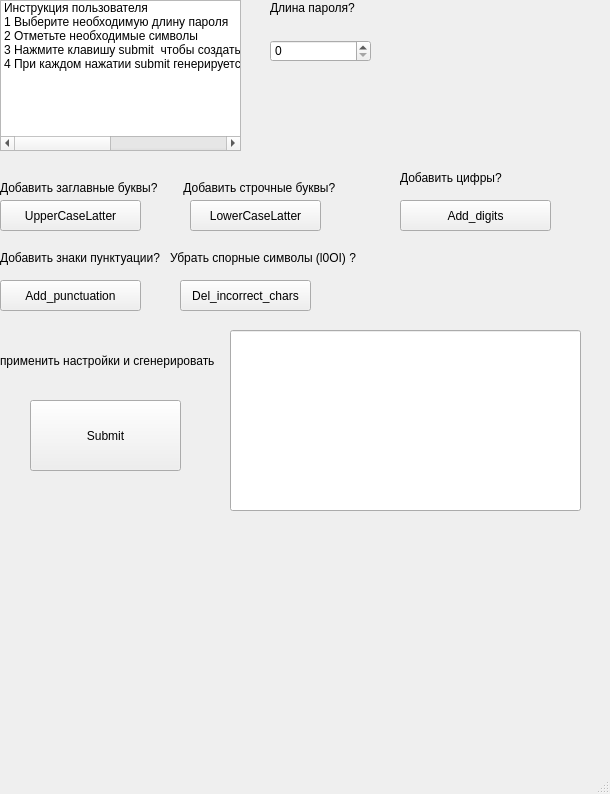
The window that interface.ui (AnnushkaStark/Passwords_generator) describes before a commit, drawn with Qt 5.
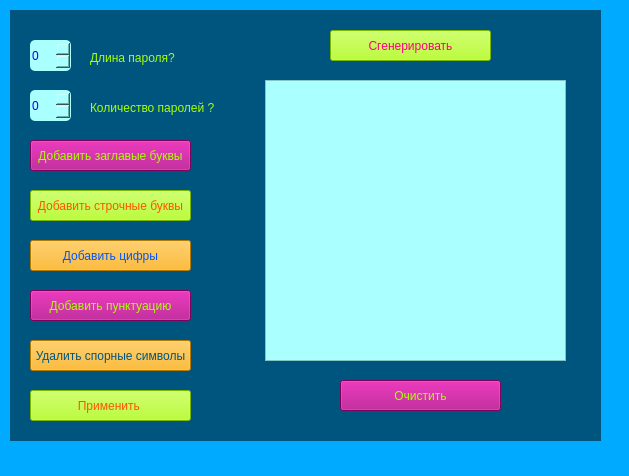
The same window after the commit.

Commit message: обработаны исключениея, добавлена возможность очистки поля вывода

What changed in the file:
```diff
--- a/interface.ui
+++ b/interface.ui
@@ -6,240 +6,345 @@
    <rect>
     <x>0</x>
     <y>0</y>
-    <width>610</width>
-    <height>794</height>
+    <width>629</width>
+    <height>476</height>
    </rect>
   </property>
   <property name="windowTitle">
    <string>MainWindow</string>
   </property>
+  <property name="styleSheet">
+   <string notr="true">background-color: rgb(0, 170, 255);</string>
+  </property>
   <property name="inputMethodHints">
    <set>Qt::ImhNoTextHandles</set>
   </property>
   <widget class="QWidget" name="centralwidget">
+   <widget class="QWidget" name="widget" native="true">
+    <property name="geometry">
+     <rect>
+      <x>10</x>
+      <y>10</y>
+      <width>591</width>
+      <height>431</height>
+     </rect>
+    </property>
+    <property name="styleSheet">
+     <string notr="true">background-color: rgb(0, 85, 127);</string>
+    </property>
    <widget class="QSpinBox" name="password_lenght">
     <property name="geometry">
      <rect>
-      <x>270</x>
+       <x>20</x>
+       <y>30</y>
+       <width>41</width>
+       <height>31</height>
+      </rect>
+     </property>
+     <property name="styleSheet">
+      <string notr="true">background-color: rgb(170, 255, 255);
+alternate-background-color: rgb(170, 255, 0);
+gridline-color: rgb(0, 85, 255);
+color: rgb(0, 0, 255);
+border-radius: 5px</string>
+     </property>
+    </widget>
+    <widget class="QSpinBox" name="password_count">
+     <property name="geometry">
+      <rect>
+       <x>20</x>
+       <y>80</y>
+       <width>41</width>
+       <height>31</height>
+      </rect>
+     </property>
+     <property name="styleSheet">
+      <string notr="true">background-color: rgb(170, 255, 255);
+gridline-color: rgb(0, 85, 255);
+color: rgb(0, 0, 255);
+border-radius: 5px</string>
+     </property>
+    </widget>
+    <widget class="QLabel" name="label_2_pass_lenght">
+     <property name="geometry">
+      <rect>
+       <x>80</x>
       <y>40</y>
-      <width>101</width>
-      <height>22</height>
-     </rect>
-    </property>
-   </widget>
-   <widget class="QLabel" name="label_2">
-    <property name="geometry">
-     <rect>
-      <x>270</x>
-      <y>0</y>
-      <width>231</width>
+       <width>91</width>
       <height>16</height>
      </rect>
     </property>
+     <property name="styleSheet">
+      <string notr="true">color: rgb(170, 255, 0);</string>
+     </property>
     <property name="text">
      <string>Длина пароля?</string>
     </property>
    </widget>
-   <widget class="QLabel" name="label_3">
+    <widget class="QLabel" name="label_8_passs_count">
     <property name="geometry">
      <rect>
-      <x>0</x>
-      <y>180</y>
-      <width>171</width>
+       <x>80</x>
+       <y>90</y>
+       <width>131</width>
       <height>16</height>
      </rect>
     </property>
+     <property name="styleSheet">
+      <string notr="true">color: rgb(170, 255, 0);</string>
+     </property>
     <property name="text">
-     <string>Добавить заглавные буквы?</string>
-    </property>
-   </widget>
-   <widget class="QPushButton" name="pushButton">
+      <string>Количество паролей ?</string>
+     </property>
+    </widget>
+    <widget class="QPushButton" name="pushButton_add_upper">
     <property name="geometry">
      <rect>
-      <x>0</x>
-      <y>200</y>
-      <width>141</width>
+       <x>20</x>
+       <y>130</y>
+       <width>161</width>
       <height>31</height>
      </rect>
     </property>
-    <property name="text">
-     <string>UpperCaseLatter</string>
-    </property>
-   </widget>
-   <widget class="QPushButton" name="pushButton_2">
-    <property name="geometry">
-     <rect>
-      <x>190</x>
-      <y>200</y>
-      <width>131</width>
-      <height>31</height>
-     </rect>
-    </property>
+     <property name="contextMenuPolicy">
+      <enum>Qt::CustomContextMenu</enum>
+     </property>
+     <property name="autoFillBackground">
+      <bool>false</bool>
+     </property>
+     <property name="styleSheet">
+      <string notr="true">
+background-color: rgb(170, 0, 127);
+color: rgb(170, 255, 0);
+
+
+
+</string>
+     </property>
     <property name="text">
-     <string>LowerCaseLatter</string>
-    </property>
-   </widget>
-   <widget class="QLabel" name="label_4">
+      <string>Добавить заглавые буквы</string>
+     </property>
+     <property name="checkable">
+      <bool>false</bool>
+     </property>
+    </widget>
+    <widget class="QPushButton" name="pushButton_add_small">
     <property name="geometry">
      <rect>
-      <x>180</x>
+       <x>20</x>
       <y>180</y>
       <width>161</width>
-      <height>16</height>
-     </rect>
-    </property>
-    <property name="text">
-     <string> Добавить строчные буквы?</string>
-    </property>
-   </widget>
-   <widget class="QPushButton" name="pushButton_3">
-    <property name="geometry">
-     <rect>
-      <x>400</x>
-      <y>200</y>
-      <width>151</width>
       <height>31</height>
      </rect>
     </property>
-    <property name="text">
-     <string>Add_digits</string>
-    </property>
-   </widget>
-   <widget class="QLabel" name="label_5">
-    <property name="geometry">
-     <rect>
-      <x>400</x>
-      <y>170</y>
-      <width>141</width>
-      <height>16</height>
-     </rect>
-    </property>
-    <property name="text">
-     <string>Добавить цифры?</string>
-    </property>
-   </widget>
-   <widget class="QPushButton" name="pushButton_4">
-    <property name="geometry">
-     <rect>
-      <x>0</x>
-      <y>280</y>
-      <width>141</width>
-      <height>31</height>
-     </rect>
-    </property>
+     <property name="mouseTracking">
+      <bool>false</bool>
+     </property>
+     <property name="focusPolicy">
+      <enum>Qt::NoFocus</enum>
+     </property>
+     <property name="styleSheet">
+      <string notr="true">
+background-color: rgb(170, 255, 0);
+color: rgb(255, 85, 0);
+</string>
+     </property>
     <property name="text">
-     <string>Add_punctuation</string>
-    </property>
-   </widget>
-   <widget class="QLabel" name="label_6">
-    <property name="geometry">
-     <rect>
-      <x>0</x>
-      <y>250</y>
-      <width>181</width>
-      <height>16</height>
-     </rect>
-    </property>
-    <property name="text">
-     <string>Добавить знаки пунктуации?</string>
-    </property>
-   </widget>
-   <widget class="QPushButton" name="pushButton_5">
+      <string>Добавить строчные буквы</string>
+     </property>
+     <property name="checkable">
+      <bool>false</bool>
+     </property>
+    </widget>
+    <widget class="QPushButton" name="pushButton_add_digitts">
     <property name="geometry">
      <rect>
-      <x>180</x>
-      <y>280</y>
-      <width>131</width>
+       <x>20</x>
+       <y>230</y>
+       <width>161</width>
       <height>31</height>
      </rect>
     </property>
-    <property name="text">
-     <string>Del_incorrect_chars</string>
-    </property>
-   </widget>
-   <widget class="QLabel" name="label_7">
-    <property name="geometry">
-     <rect>
-      <x>170</x>
-      <y>250</y>
-      <width>211</width>
-      <height>16</height>
-     </rect>
+     <property name="focusPolicy">
+      <enum>Qt::ClickFocus</enum>
+     </property>
+     <property name="styleSheet">
+      <string notr="true">
+background-color: rgb(255, 170, 0);
+color: rgb(0, 85, 255);
+
+
+</string>
     </property>
     <property name="text">
-     <string>Убрать спорные символы (l0OI) ?</string>
-    </property>
-   </widget>
-   <widget class="QPushButton" name="pushButton_7">
-    <property name="geometry">
-     <rect>
-      <x>30</x>
-      <y>400</y>
-      <width>151</width>
-      <height>71</height>
-     </rect>
-    </property>
-    <property name="text">
-     <string>Submit</string>
-    </property>
-   </widget>
-   <widget class="QLabel" name="label_9">
+      <string>Добавить цифры</string>
+     </property>
+     <property name="checkable">
+      <bool>false</bool>
+     </property>
+    </widget>
+    <widget class="QPushButton" name="pushButton_add_punct">
     <property name="geometry">
      <rect>
-      <x>0</x>
-      <y>350</y>
-      <width>231</width>
-      <height>21</height>
-     </rect>
-    </property>
-    <property name="text">
-     <string>применить настройки и сгенерировать</string>
-    </property>
-   </widget>
-   <widget class="QListWidget" name="listWidget">
-    <property name="geometry">
-     <rect>
-      <x>0</x>
-      <y>0</y>
-      <width>241</width>
-      <height>151</height>
-     </rect>
-    </property>
-    <item>
+       <x>20</x>
+       <y>280</y>
+       <width>161</width>
+       <height>31</height>
+      </rect>
+     </property>
+     <property name="styleSheet">
+      <string notr="true">alternate-background-color: rgb(170, 255, 0);
+background-color: rgb(170, 0, 127);
+color: rgb(170, 255, 0);
+
+</string>
+     </property>
      <property name="text">
-      <string>Инструкция пользователя</string>
+      <string>Добавить пунктуацию</string>
      </property>
-    </item>
-    <item>
-     <property name="text">
-      <string>1 Выберите необходимую длину пароля</string>
+     <property name="checkable">
+      <bool>false</bool>
      </property>
-    </item>
-    <item>
-     <property name="text">
-      <string>2 Отметьте необходимые символы</string>
-     </property>
-    </item>
-    <item>
-     <property name="text">
-      <string>3 Нажмите клавишу submit  чтобы создать пароль</string>
-     </property>
-    </item>
-    <item>
-     <property name="text">
-      <string>4 При каждом нажатии submit генерируется новый пароль с применнными вами настройками</string>
-     </property>
-    </item>
-   </widget>
-   <widget class="QLineEdit" name="lineEdit">
+    </widget>
+    <widget class="QPushButton" name="pushButton_add_del_chars">
     <property name="geometry">
      <rect>
-      <x>230</x>
+       <x>20</x>
       <y>330</y>
-      <width>351</width>
-      <height>181</height>
-     </rect>
-    </property>
+       <width>161</width>
+       <height>31</height>
+      </rect>
+     </property>
+     <property name="styleSheet">
+      <string notr="true">
+background-color: rgb(255, 170, 0);
+
+color: rgb(0, 85, 127);
+</string>
+     </property>
+     <property name="text">
+      <string>Удалить спорные символы</string>
+     </property>
+     <property name="checkable">
+      <bool>false</bool>
+     </property>
+    </widget>
+    <widget class="QPushButton" name="pushButton_generate">
+     <property name="enabled">
+      <bool>true</bool>
+     </property>
+     <property name="geometry">
+      <rect>
+       <x>320</x>
+       <y>20</y>
+       <width>161</width>
+       <height>31</height>
+      </rect>
+     </property>
+     <property name="styleSheet">
+      <string notr="true">
+background-color: rgb(170, 255, 0);
+color: rgb(170, 255, 0);
+
+border - width: 10 px;
+color: rgb(255, 0, 127);
+</string>
+     </property>
+     <property name="text">
+      <string>Сгенерировать</string>
+     </property>
+     <property name="checkable">
+      <bool>false</bool>
+     </property>
+     <property name="autoDefault">
+      <bool>false</bool>
+     </property>
+     <property name="default">
+      <bool>false</bool>
+     </property>
+     <property name="flat">
+      <bool>false</bool>
+     </property>
+    </widget>
+    <widget class="QListWidget" name="listWidget">
+     <property name="geometry">
+      <rect>
+       <x>255</x>
+       <y>70</y>
+       <width>301</width>
+       <height>281</height>
+      </rect>
+     </property>
+     <property name="styleSheet">
+      <string notr="true">background-color: rgb(170, 255, 255);
+</string>
+     </property>
+     <property name="spacing">
+      <number>6</number>
+     </property>
+     <property name="currentRow">
+      <number>-1</number>
+     </property>
+    </widget>
+    <widget class="QPushButton" name="pushButtonSubmit">
+     <property name="geometry">
+      <rect>
+       <x>20</x>
+       <y>380</y>
+       <width>161</width>
+       <height>31</height>
+      </rect>
+     </property>
+     <property name="mouseTracking">
+      <bool>false</bool>
+     </property>
+     <property name="focusPolicy">
+      <enum>Qt::NoFocus</enum>
+     </property>
+     <property name="styleSheet">
+      <string notr="true">
+background-color: rgb(170, 255, 0);
+color: rgb(255, 85, 0);
+</string>
+     </property>
+     <property name="text">
+      <string>Применить </string>
+     </property>
+     <property name="checkable">
+      <bool>false</bool>
+     </property>
+    </widget>
+    <widget class="QPushButton" name="pushButton_Clear">
+     <property name="geometry">
+      <rect>
+       <x>330</x>
+       <y>370</y>
+       <width>161</width>
+       <height>31</height>
+      </rect>
+     </property>
+     <property name="contextMenuPolicy">
+      <enum>Qt::CustomContextMenu</enum>
+     </property>
+     <property name="autoFillBackground">
+      <bool>false</bool>
+     </property>
+     <property name="styleSheet">
+      <string notr="true">
+background-color: rgb(170, 0, 127);
+color: rgb(170, 255, 0);
+
+
+
+</string>
+     </property>
+     <property name="text">
+      <string>Очистить</string>
+     </property>
+     <property name="checkable">
+      <bool>false</bool>
+     </property>
+    </widget>
    </widget>
   </widget>
   <widget class="QMenuBar" name="menubar">
```
Left out of the diff: 2 changed lines with no effect on the pictures. Lines whose indentation alone changed are shown as unchanged. The commit also changes 2 other files.
